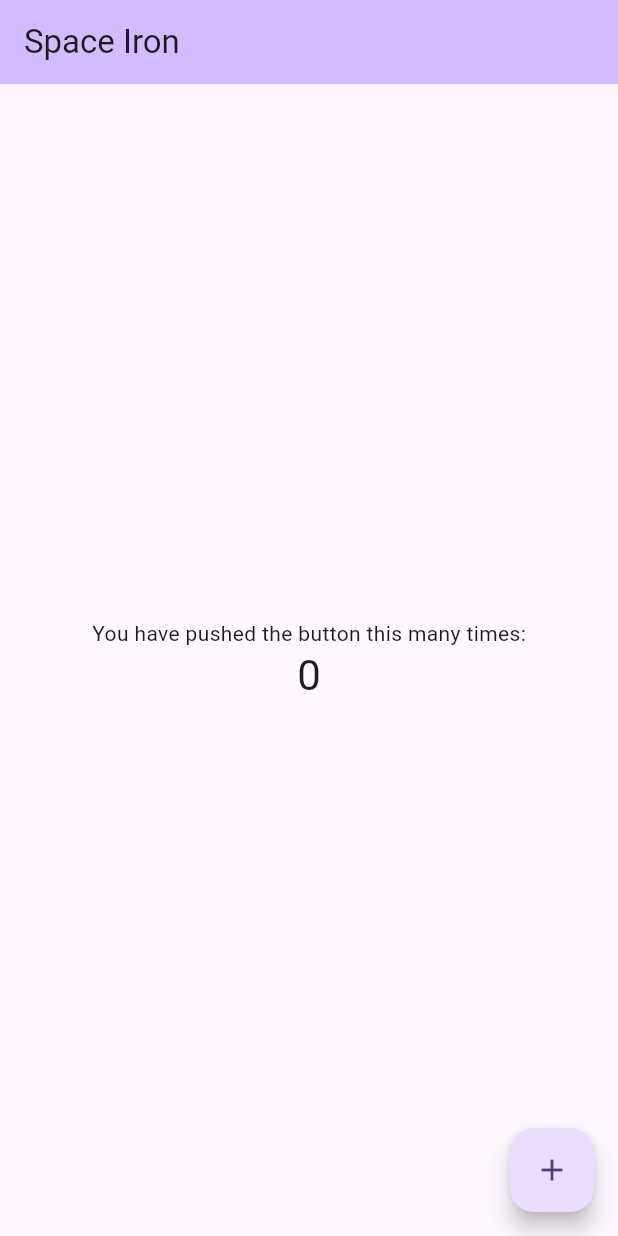
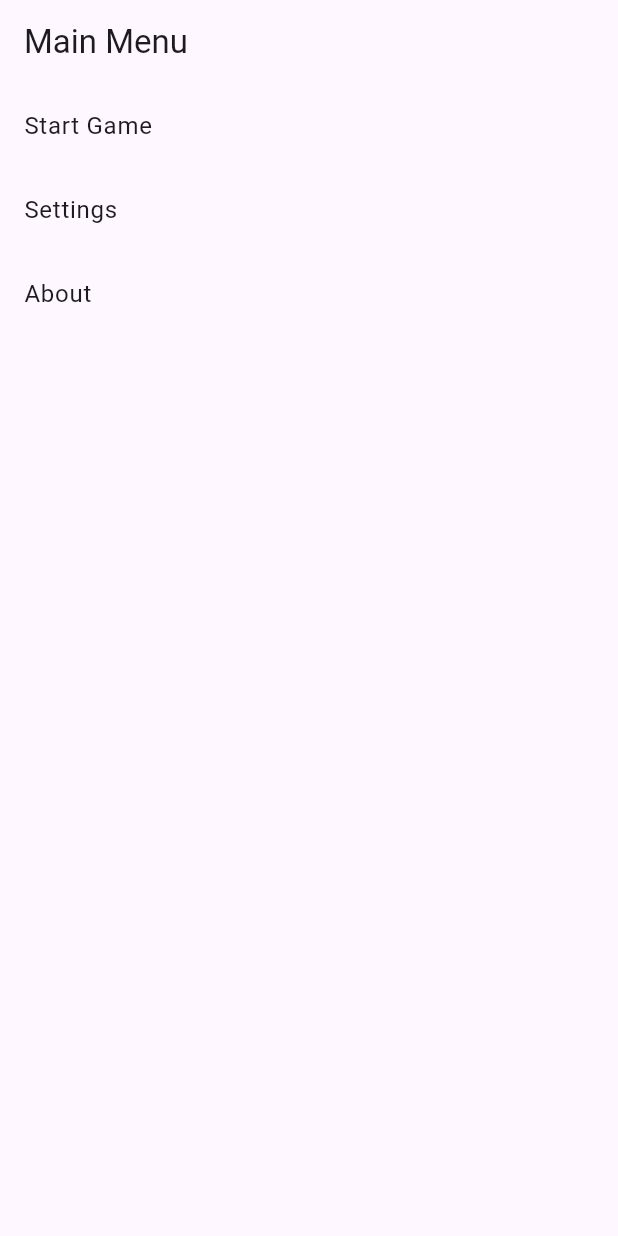
Before and after one commit to ztyree42/space_iron, a Flutter app: the screen it shows after launch, on a phone screen of 412 x 824 dp. Run offline on Flutter 3.47's test engine with Material 3 defaults, Android fonts, the phone set to English and light mode, and no system bars.

Commit message:
feat(main-menu): Implement main menu and navigation system (closes #17)

```diff
--- a/space_iron_flutter/lib/main.dart
+++ b/space_iron_flutter/lib/main.dart
@@ -1,122 +1,29 @@
 import 'package:flutter/material.dart';
+import 'navigation.dart';
 
 void main() {
-  runApp(const MyApp());
+  runApp(const SpaceIronApp());
 }
 
-class MyApp extends StatelessWidget {
-  const MyApp({super.key});
+class SpaceIronApp extends StatelessWidget {
+  const SpaceIronApp({super.key});
 
-  // This widget is the root of your application.
   @override
   Widget build(BuildContext context) {
     return MaterialApp(
-      title: 'Flutter Demo',
+      title: 'Space Iron',
       theme: ThemeData(
-        // This is the theme of your application.
-        //
-        // TRY THIS: Try running your application with "flutter run". You'll see
-        // the application has a purple toolbar. Then, without quitting the app,
-        // try changing the seedColor in the colorScheme below to Colors.green
-        // and then invoke "hot reload" (save your changes or press the "hot
-        // reload" button in a Flutter-supported IDE, or press "r" if you used
-        // the command line to start the app).
-        //
-        // Notice that the counter didn't reset back to zero; the application
-        // state is not lost during the reload. To reset the state, use hot
-        // restart instead.
-        //
-        // This works for code too, not just values: Most code changes can be
-        // tested with just a hot reload.
         colorScheme: ColorScheme.fromSeed(seedColor: Colors.deepPurple),
       ),
-      home: const MyHomePage(title: 'Space Iron'),
+      initialRoute: '/',
+      routes: {
+        '/': (context) => const MainMenuScreen(),
+        '/game': (context) => const GameScreen(),
+        '/settings': (context) => const SettingsScreen(),
+        '/about': (context) => const AboutScreen(),
+      },
     );
   }
 }
 
-class MyHomePage extends StatefulWidget {
-  const MyHomePage({super.key, required this.title});
-
-  // This widget is the home page of your application. It is stateful, meaning
-  // that it has a State object (defined below) that contains fields that affect
-  // how it looks.
-
-  // This class is the configuration for the state. It holds the values (in this
-  // case the title) provided by the parent (in this case the App widget) and
-  // used by the build method of the State. Fields in a Widget subclass are
-  // always marked "final".
-
-  final String title;
-
-  @override
-  State<MyHomePage> createState() => _MyHomePageState();
-}
-
-class _MyHomePageState extends State<MyHomePage> {
-  int _counter = 0;
-
-  void _incrementCounter() {
-    setState(() {
-      // This call to setState tells the Flutter framework that something has
-      // changed in this State, which causes it to rerun the build method below
-      // so that the display can reflect the updated values. If we changed
-      // _counter without calling setState(), then the build method would not be
-      // called again, and so nothing would appear to happen.
-      _counter++;
-    });
-  }
-
-  @override
-  Widget build(BuildContext context) {
-    // This method is rerun every time setState is called, for instance as done
-    // by the _incrementCounter method above.
-    //
-    // The Flutter framework has been optimized to make rerunning build methods
-    // fast, so that you can just rebuild anything that needs updating rather
-    // than having to individually change instances of widgets.
-    return Scaffold(
-      appBar: AppBar(
-        // TRY THIS: Try changing the color here to a specific color (to
-        // Colors.amber, perhaps?) and trigger a hot reload to see the AppBar
-        // change color while the other colors stay the same.
-        backgroundColor: Theme.of(context).colorScheme.inversePrimary,
-        // Here we take the value from the MyHomePage object that was created by
-        // the App.build method, and use it to set our appbar title.
-        title: Text(widget.title),
-      ),
-      body: Center(
-        // Center is a layout widget. It takes a single child and positions it
-        // in the middle of the parent.
-        child: Column(
-          // Column is also a layout widget. It takes a list of children and
-          // arranges them vertically. By default, it sizes itself to fit its
-          // children horizontally, and tries to be as tall as its parent.
-          //
-          // Column has various properties to control how it sizes itself and
-          // how it positions its children. Here we use mainAxisAlignment to
-          // center the children vertically; the main axis here is the vertical
-          // axis because Columns are vertical (the cross axis would be
-          // horizontal).
-          //
-          // TRY THIS: Invoke "debug painting" (choose the "Toggle Debug Paint"
-          // action in the IDE, or press "p" in the console), to see the
-          // wireframe for each widget.
-          mainAxisAlignment: MainAxisAlignment.center,
-          children: <Widget>[
-            const Text('You have pushed the button this many times:'),
-            Text(
-              '$_counter',
-              style: Theme.of(context).textTheme.headlineMedium,
-            ),
-          ],
-        ),
-      ),
-      floatingActionButton: FloatingActionButton(
-        onPressed: _incrementCounter,
-        tooltip: 'Increment',
-        child: const Icon(Icons.add),
-      ), // This trailing comma makes auto-formatting nicer for build methods.
-    );
-  }
-}
+// Old MyHomePage and _MyHomePageState removed; replaced by MainMenuScreen and navigation system.
--- /dev/null
+++ b/space_iron_flutter/lib/navigation.dart
@@ -0,0 +1,76 @@
+import 'package:flutter/material.dart';
+
+/// Main menu screen for Space Iron.
+class MainMenuScreen extends StatelessWidget {
+  const MainMenuScreen({Key? key}) : super(key: key);
+
+  @override
+  Widget build(BuildContext context) {
+    return Scaffold(
+      appBar: AppBar(
+        title: const Text('Main Menu'),
+      ),
+      body: ListView(
+        children: [
+          ListTile(
+            title: const Text('Start Game'),
+            onTap: () {
+              Navigator.pushNamed(context, '/game');
+            },
+          ),
+          ListTile(
+            title: const Text('Settings'),
+            onTap: () {
+              Navigator.pushNamed(context, '/settings');
+            },
+          ),
+          ListTile(
+            title: const Text('About'),
+            onTap: () {
+              Navigator.pushNamed(context, '/about');
+            },
+          ),
+        ],
+      ),
+    );
+  }
+}
+
+/// Placeholder for the main game screen.
+class GameScreen extends StatelessWidget {
+  const GameScreen({Key? key}) : super(key: key);
+
+  @override
+  Widget build(BuildContext context) {
+    return Scaffold(
+      appBar: AppBar(title: const Text('Game')),
+      body: const Center(child: Text('Game Screen Placeholder')),
+    );
+  }
+}
+
+/// Placeholder for the settings screen.
+class SettingsScreen extends StatelessWidget {
+  const SettingsScreen({Key? key}) : super(key: key);
+
+  @override
+  Widget build(BuildContext context) {
+    return Scaffold(
+      appBar: AppBar(title: const Text('Settings')),
+      body: const Center(child: Text('Settings Placeholder')),
+    );
+  }
+}
+
+/// Placeholder for the about screen.
+class AboutScreen extends StatelessWidget {
+  const AboutScreen({Key? key}) : super(key: key);
+
+  @override
+  Widget build(BuildContext context) {
+    return Scaffold(
+      appBar: AppBar(title: const Text('About')),
+      body: const Center(child: Text('About Space Iron')),
+    );
+  }
+}
```
